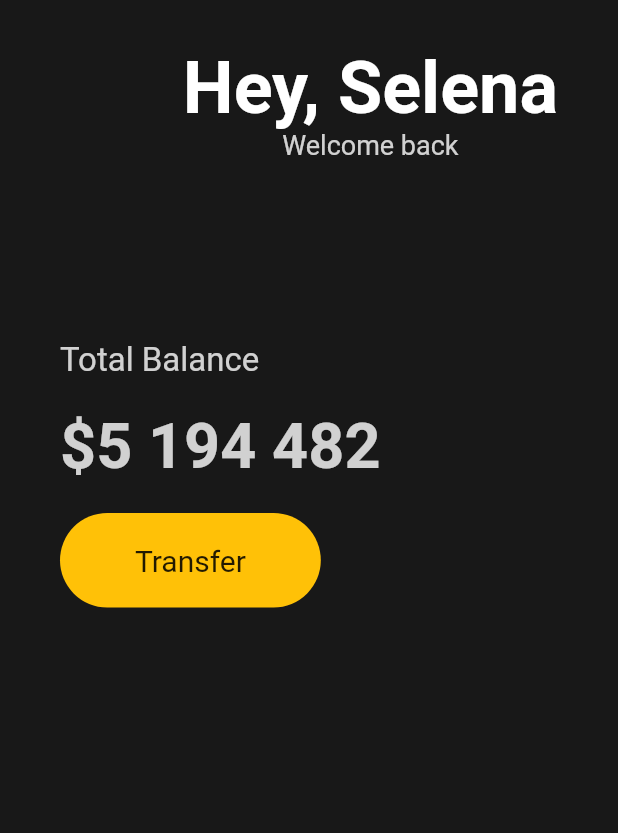
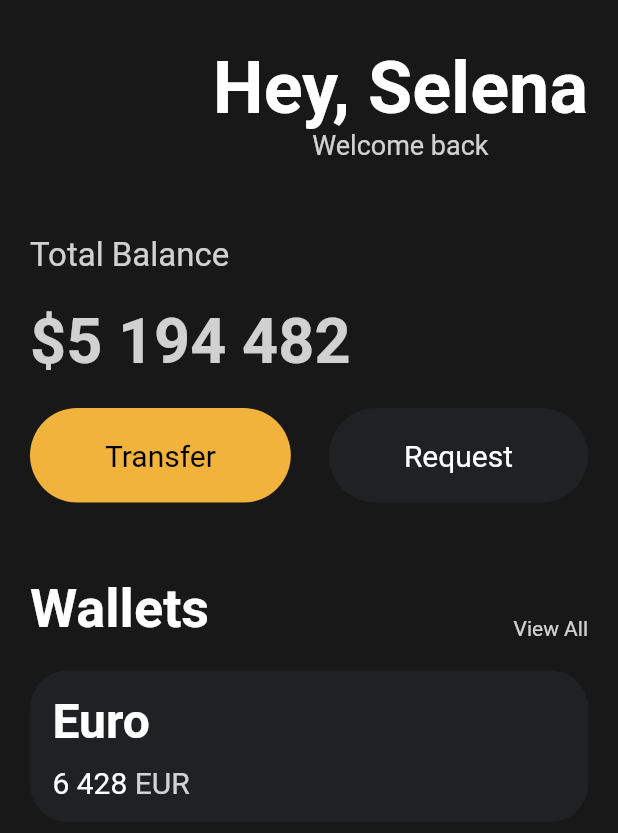
Before and after one commit to gonnabea/flutter-mini, a Flutter app: the screen it shows after launch, on a phone screen of 412 x 824 dp. Shown: the top 833 px of the screen. Run offline on Flutter 3.47's test engine with Material 2 defaults, Android fonts, the phone set to English and light mode, and no system bars.

Commit message:
[ADD] #3.6 Cards

```diff
--- a/lib/main.dart
+++ b/lib/main.dart
@@ -1,4 +1,5 @@
 import 'package:flutter/material.dart';
+import 'package:toonflix/widgets/Button.dart';
 
 class Player {
   String? name;
@@ -19,7 +20,7 @@ class App extends StatelessWidget {
       home: Scaffold(
         backgroundColor: const Color(0xFF181818),
         body: Padding(
-          padding: const EdgeInsets.symmetric(horizontal: 40),
+          padding: const EdgeInsets.symmetric(horizontal: 20),
           child: Column(
             crossAxisAlignment: CrossAxisAlignment.start,
             children: [
@@ -45,50 +46,104 @@ class App extends StatelessWidget {
                 ],
               ),
               const SizedBox(
-                height: 120,
+                height: 50,
               ),
-              Text(
-                'Total Balance',
+              Container(
+                child: Text('Total Balance',
                     style: TextStyle(
                       fontSize: 22,
                       color: Colors.white.withOpacity(0.8),
-                )
+                    )),
               ),
               const SizedBox(
                 height: 20,
               ),
-                Text(
-                  '\$5 194 482',
+              Text('\$5 194 482',
                   style: TextStyle(
                     fontSize: 42,
                     fontWeight: FontWeight.w600,
                     color: Colors.white.withOpacity(0.8),
-                )
+                  )),
+              const SizedBox(
+                height: 20,
               ),
-              const SizedBox(height: 20,),
+              Row(
+                mainAxisAlignment: MainAxisAlignment.spaceBetween,
+                children: const [
+                  Button(
+                      text: 'Transfer',
+                      bgColor: Color(0xFFF1B33B),
+                      textColor: Colors.black),
+                  Button(
+                      text: 'Request',
+                      bgColor: Color(0xFF1F2123),
+                      textColor: Colors.white)
+                ],
+              ),
+              const SizedBox(
+                height: 50,
+              ),
+              Row(
+                crossAxisAlignment: CrossAxisAlignment.end,
+                mainAxisAlignment: MainAxisAlignment.spaceBetween,
+                children: [
+                  const Text(
+                    'Wallets',
+                    style: TextStyle(
+                        color: Colors.white,
+                        fontSize: 36,
+                        fontWeight: FontWeight.w600),
+                  ),
+                  Text(
+                    'View All',
+                    style: TextStyle(
+                      color: Colors.white.withOpacity(0.8),
+                    ),
+                  ),
+                ],
+              ),
+              const SizedBox(
+                height: 20,
+              ),
+              Container(
+                  decoration: BoxDecoration(
+                    color: const Color(0xFF1F2123),
+                    borderRadius: BorderRadius.circular(25),
+                  ),
+                  child: Padding(
+                    padding: const EdgeInsets.all(15),
+                    child: Row(
+                      children: [
+                        Column(
+                          crossAxisAlignment: CrossAxisAlignment.start,
+                          children: [
+                            const Text('Euro',
+                                style: TextStyle(
+                                    color: Colors.white,
+                                    fontSize: 32,
+                                    fontWeight: FontWeight.w600)),
+                            const SizedBox(
+                              height: 10,
+                            ),
                             Row(
                               children: [
-                  Container(
-                    decoration: BoxDecoration(
-                      color: Colors.amber,
-                      borderRadius: BorderRadius.circular(45)
+                                const Text('6 428',
+                                    style: TextStyle(
+                                        color: Colors.white, fontSize: 20)),
+                                const SizedBox(
+                                  width: 5,
                                 ),
-                    child:
-                    const Padding(padding: EdgeInsets.symmetric(
-                      vertical: 20,
-                      horizontal: 50,
-                    ),
-                    child: Text(
-                      'Transfer',
+                                Text('EUR',
                                     style: TextStyle(
-                        fontSize: 20,
-                      )
-                    ),
-                    )
-
+                                        color: Colors.white.withOpacity(0.8),
+                                        fontSize: 20))
+                              ],
                             )
                           ],
                         )
+                      ],
+                    ),
+                  ))
             ],
           ),
         ),
--- /dev/null
+++ b/lib/widgets/button.dart
@@ -0,0 +1,31 @@
+import 'package:flutter/material.dart';
+
+class Button extends StatelessWidget {
+  final String text;
+  final Color bgColor;
+  final Color textColor;
+
+  const Button(
+      {super.key,
+      required this.text,
+      required this.bgColor,
+      required this.textColor});
+
+  @override
+  Widget build(BuildContext context) {
+    return Container(
+        decoration: BoxDecoration(
+            color: bgColor, borderRadius: BorderRadius.circular(45)),
+        child: Padding(
+          padding: const EdgeInsets.symmetric(
+            vertical: 20,
+            horizontal: 50,
+          ),
+          child: Text(text,
+              style: TextStyle(
+                color: textColor,
+                fontSize: 20,
+              )),
+        ));
+  }
+}
```
Lines whose indentation alone changed are shown as unchanged.
